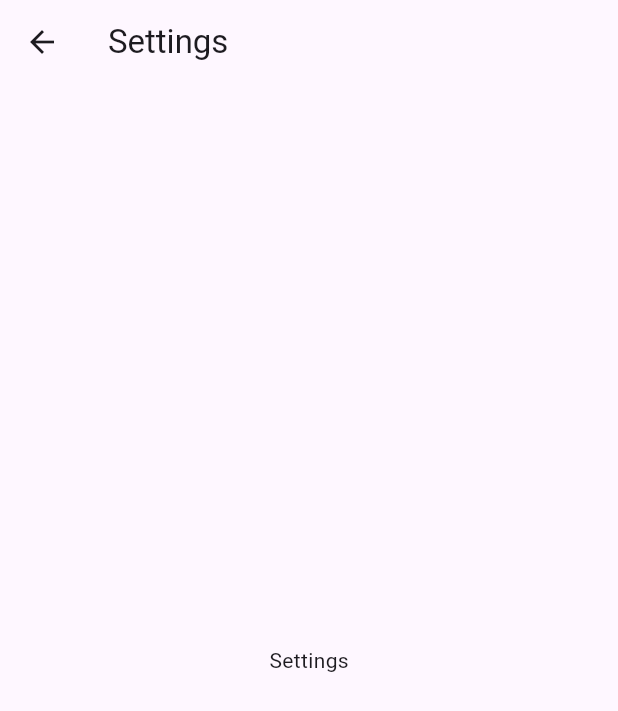
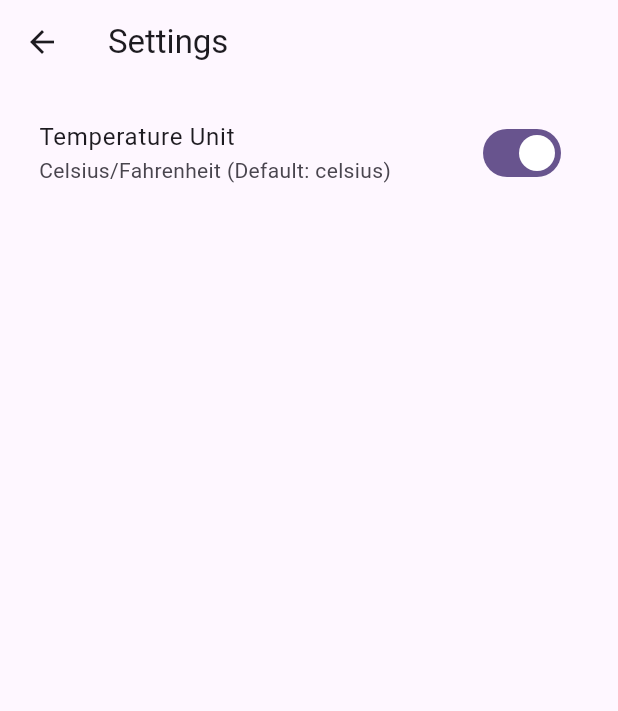
Before and after one commit to fercodee/open_weather_cubit, a Flutter app: the SettingsPage screen opened directly, on a phone screen of 412 x 824 dp. Shown: the top 711 px of the screen. Run offline on Flutter 3.47's test engine with Material 3 defaults, Android fonts, the phone set to English and light mode, and no system bars; our stand-ins replace equatable, flutter_bloc, flutter_dotenv, recase.

Commit message:
feat: add TempSettingCubit

```diff
--- /dev/null
+++ b/lib/cubits/temp_settings/temp_settings_cubit.dart
@@ -0,0 +1,18 @@
+import 'package:flutter/widgets.dart';
+import 'package:flutter_bloc/flutter_bloc.dart';
+import 'package:equatable/equatable.dart';
+
+part 'temp_settings_state.dart';
+
+class TempSettingsCubit extends Cubit<TempSettingsState> {
+  TempSettingsCubit() : super(TempSettingsState.initial());
+
+  void toggleTempUnit() {
+    emit(state.copyWith(
+      tempUnit: state.tempUnit == TempUnit.celsius
+          ? TempUnit.fahrenheit
+          : TempUnit.celsius,
+    ));
+    debugPrint('tempUnit: $state');
+  }
+}
--- /dev/null
+++ b/lib/cubits/temp_settings/temp_settings_state.dart
@@ -0,0 +1,32 @@
+part of 'temp_settings_cubit.dart';
+
+enum TempUnit {
+  celsius,
+  fahrenheit,
+}
+
+class TempSettingsState extends Equatable {
+  final TempUnit tempUnit;
+
+  const TempSettingsState({
+    this.tempUnit = TempUnit.celsius,
+  });
+
+  factory TempSettingsState.initial() {
+    return const TempSettingsState();
+  }
+
+  @override
+  List<Object> get props => [tempUnit];
+
+  @override
+  bool get stringify => true;
+
+  TempSettingsState copyWith({
+    TempUnit? tempUnit,
+  }) {
+    return TempSettingsState(
+      tempUnit: tempUnit ?? this.tempUnit,
+    );
+  }
+}
--- a/lib/main.dart
+++ b/lib/main.dart
@@ -1,6 +1,7 @@
 import 'package:flutter/material.dart';
 import 'package:flutter_bloc/flutter_bloc.dart';
 import 'package:flutter_dotenv/flutter_dotenv.dart';
+import 'package:open_weather_cubit/cubits/temp_settings/temp_settings_cubit.dart';
 import 'package:open_weather_cubit/cubits/weather/weather_cubit.dart';
 import 'package:open_weather_cubit/pages/home_page.dart';
 import 'package:open_weather_cubit/repositories/weather_repository.dart';
@@ -29,6 +30,9 @@ class MyApp extends StatelessWidget {
               weatherRepository: context.read<WeatherRepository>(),
             ),
           ),
+          BlocProvider<TempSettingsCubit>(
+            create: (context) => TempSettingsCubit(),
+          ),
         ],
         child: MaterialApp(
           title: 'Weather App',
--- a/lib/pages/settings_page.dart
+++ b/lib/pages/settings_page.dart
@@ -1,21 +1,32 @@
 import 'package:flutter/material.dart';
+import 'package:flutter_bloc/flutter_bloc.dart';
+import 'package:open_weather_cubit/cubits/temp_settings/temp_settings_cubit.dart';
 
-class SettingsPage extends StatefulWidget {
+class SettingsPage extends StatelessWidget {
   const SettingsPage({super.key});
 
-  @override
-  State<SettingsPage> createState() => _SettingsPageState();
-}
-
-class _SettingsPageState extends State<SettingsPage> {
   @override
   Widget build(BuildContext context) {
     return Scaffold(
       appBar: AppBar(
         title: const Text('Settings'),
       ),
-      body: const Center(
-        child: Text('Settings'),
+      body: Padding(
+        padding: const EdgeInsets.symmetric(
+          horizontal: 10,
+          vertical: 10,
+        ),
+        child: ListTile(
+          title: const Text('Temperature Unit'),
+          subtitle: const Text('Celsius/Fahrenheit (Default: celsius)'),
+          trailing: Switch(
+            value: context.watch<TempSettingsCubit>().state.tempUnit ==
+                TempUnit.celsius,
+            onChanged: (_) {
+              context.read<TempSettingsCubit>().toggleTempUnit();
+            },
+          ),
+        ),
       ),
     );
   }
```
Also changed, not shown: lib/pages/home_page.dart (+17 -3 lines).
